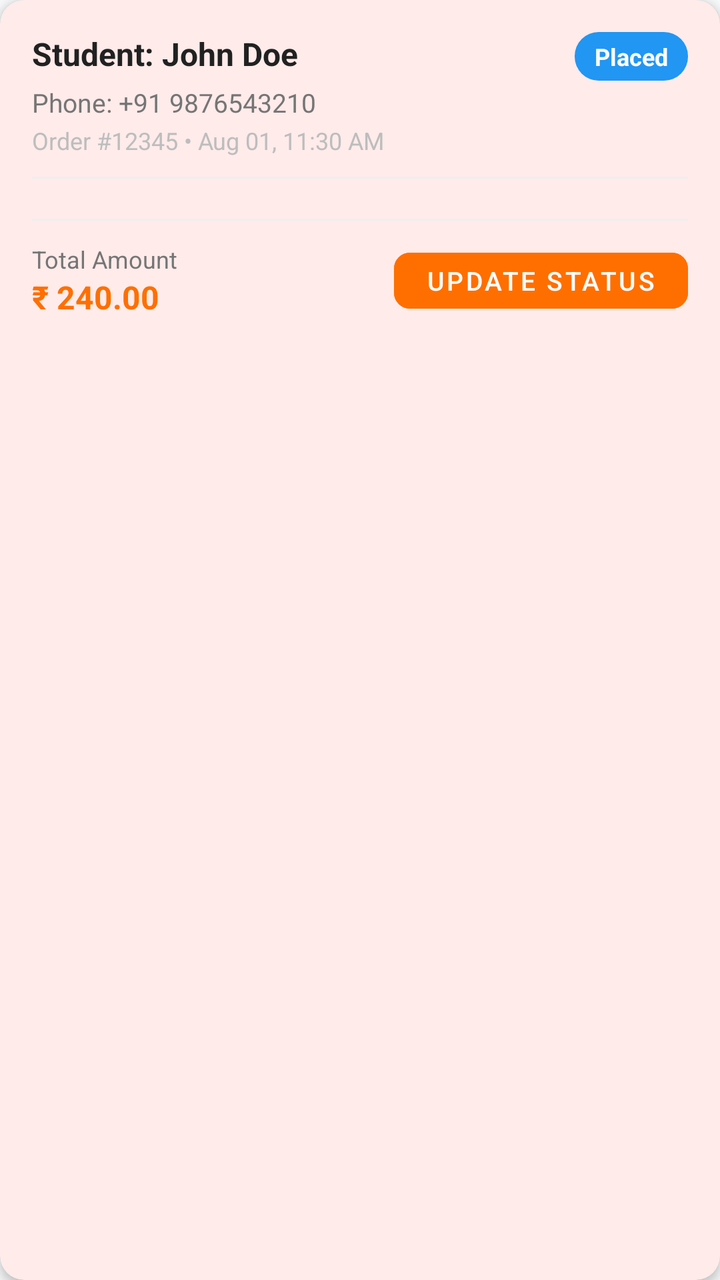
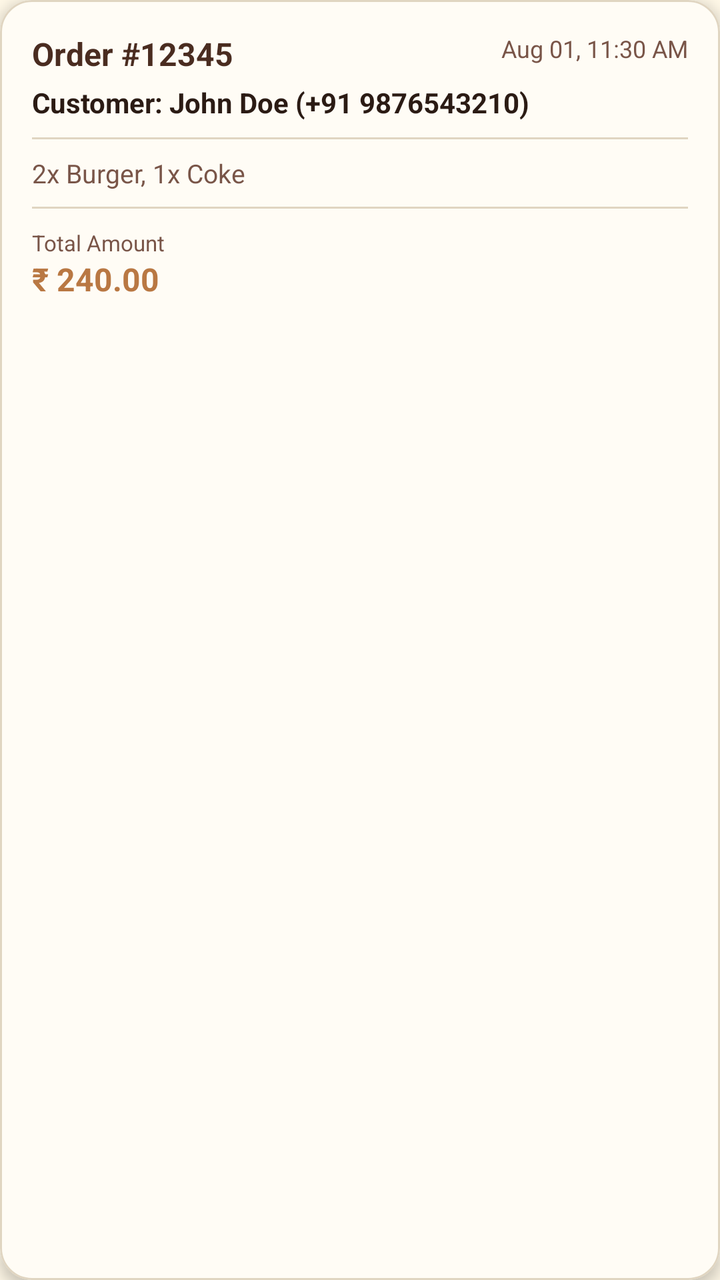

Two renders of the same Android screen: before a commit and after it. Below are the layout's source before the change and the commit's diff.
<!-- AndroidManifest.xml: application theme Theme.CollegeCanteenFoodOrderingApp -->
<!-- res/layout/item_order_admin.xml -->
<?xml version="1.0" encoding="utf-8"?>
<com.google.android.material.card.MaterialCardView xmlns:android="http://schemas.android.com/apk/res/android"
    xmlns:app="http://schemas.android.com/apk/res-auto"
    android:layout_width="match_parent"
    android:layout_height="wrap_content"
    android:layout_marginVertical="8dp"
    app:cardCornerRadius="12dp"
    app:cardElevation="3dp"
    app:strokeWidth="0dp">

    <LinearLayout
        android:layout_width="match_parent"
        android:layout_height="wrap_content"
        android:orientation="vertical"
        android:padding="16dp">

        <RelativeLayout
            android:layout_width="match_parent"
            android:layout_height="wrap_content">

            <TextView
                android:id="@+id/tvAdminStudentName"
                android:layout_width="wrap_content"
                android:layout_height="wrap_content"
                android:text="Student: John Doe"
                android:textColor="@color/text_primary"
                android:textSize="16sp"
                android:textStyle="bold" />

            <TextView
                android:id="@+id/tvAdminStatusBadge"
                android:layout_width="wrap_content"
                android:layout_height="wrap_content"
                android:layout_alignParentEnd="true"
                android:background="@drawable/bg_status_badge"
                android:paddingHorizontal="10dp"
                android:paddingVertical="4dp"
                android:text="Placed"
                android:textColor="@color/white"
                android:textSize="12sp"
                android:textStyle="bold" />
        </RelativeLayout>

        <TextView
            android:id="@+id/tvAdminStudentPhone"
            android:layout_width="wrap_content"
            android:layout_height="wrap_content"
            android:layout_marginTop="2dp"
            android:text="Phone: +91 9876543210"
            android:textColor="@color/text_secondary"
            android:textSize="13sp" />

        <TextView
            android:id="@+id/tvAdminOrderId"
            android:layout_width="wrap_content"
            android:layout_height="wrap_content"
            android:layout_marginTop="2dp"
            android:text="Order #12345 • Aug 01, 11:30 AM"
            android:textColor="@color/text_muted"
            android:textSize="12sp" />

        <View
            android:layout_width="match_parent"
            android:layout_height="1dp"
            android:layout_marginVertical="10dp"
            android:background="@color/divider" />

        <androidx.recyclerview.widget.RecyclerView
            android:id="@+id/rvAdminOrderItems"
            android:layout_width="match_parent"
            android:layout_height="wrap_content" />

        <TextView
            android:id="@+id/tvAdminNotes"
            android:layout_width="wrap_content"
            android:layout_height="wrap_content"
            android:layout_marginTop="8dp"
            android:text="Notes: Pick up at 12:15"
            android:textColor="@color/text_secondary"
            android:textSize="13sp"
            android:textStyle="italic"
            android:visibility="gone" />

        <View
            android:layout_width="match_parent"
            android:layout_height="1dp"
            android:layout_marginVertical="10dp"
            android:background="@color/divider" />

        <RelativeLayout
            android:layout_width="match_parent"
            android:layout_height="wrap_content">

            <LinearLayout
                android:layout_width="wrap_content"
                android:layout_height="wrap_content"
                android:layout_centerVertical="true"
                android:orientation="vertical">

                <TextView
                    android:layout_width="wrap_content"
                    android:layout_height="wrap_content"
                    android:text="Total Amount"
                    android:textColor="@color/text_secondary"
                    android:textSize="12sp" />

                <TextView
                    android:id="@+id/tvAdminTotalPrice"
                    android:layout_width="wrap_content"
                    android:layout_height="wrap_content"
                    android:text="₹ 240.00"
                    android:textColor="@color/primary"
                    android:textSize="16sp"
                    android:textStyle="bold" />
            </LinearLayout>

            <com.google.android.material.button.MaterialButton
                android:id="@+id/btnUpdateStatus"
                style="@style/Widget.MaterialComponents.Button.UnelevatedButton"
                android:layout_width="wrap_content"
                android:layout_height="40dp"
                android:layout_alignParentEnd="true"
                android:layout_centerVertical="true"
                android:backgroundTint="@color/primary"
                android:text="@string/update_status"
                android:textSize="13sp"
                app:cornerRadius="8dp" />

        </RelativeLayout>

    </LinearLayout>
</com.google.android.material.card.MaterialCardView>
<!-- resources referenced by this layout -->
<resources>
  <color name="divider">#EEEEEE</color>
  <color name="primary">#FF6F00</color>
  <color name="text_muted">#BDBDBD</color>
  <color name="text_primary">#212121</color>
  <color name="text_secondary">#757575</color>
  <color name="white">#FFFFFF</color>
  <!-- drawable bg_status_badge (drawable) -->
  <?xml version="1.0" encoding="utf-8"?>
  <shape xmlns:android="http://schemas.android.com/apk/res/android"
      android:shape="rectangle">
      <corners android:radius="12dp" />
      <solid android:color="#2196F3" />
  </shape>
  <string name="update_status">Update Status</string>
  <style name="Theme.CollegeCanteenFoodOrderingApp" parent="Base.Theme.CollegeCanteenFoodOrderingApp" />
  <style name="Base.Theme.CollegeCanteenFoodOrderingApp" parent="Theme.Material3.DayNight">
          <item name="colorPrimary">@color/primary</item>
          <item name="colorPrimaryDark">@color/primary_dark</item>
          <item name="colorAccent">@color/accent</item>
          <item name="android:windowBackground">@color/bg_main</item>
      </style>
  <color name="primary_dark">#E65100</color>
  <color name="accent">#FF9800</color>
  <color name="bg_main">#F8F9FA</color>
</resources>

<!-- the commit's change to res/layout/item_order_admin.xml (unified diff, before → after) -->
@@ -4,9 +4,12 @@
     android:layout_width="match_parent"
     android:layout_height="wrap_content"
     android:layout_marginVertical="8dp"
-    app:cardCornerRadius="12dp"
-    app:cardElevation="3dp"
-    app:strokeWidth="0dp">
+    android:layout_marginHorizontal="4dp"
+    app:cardBackgroundColor="@color/surface_card"
+    app:cardCornerRadius="16dp"
+    app:cardElevation="4dp"
+    app:strokeColor="@color/border_light"
+    app:strokeWidth="1dp">
 
     <LinearLayout
         android:layout_width="match_parent"
@@ -19,72 +22,52 @@
             android:layout_height="wrap_content">
 
             <TextView
-                android:id="@+id/tvAdminStudentName"
+                android:id="@+id/tvAdminOrderId"
                 android:layout_width="wrap_content"
                 android:layout_height="wrap_content"
-                android:text="Student: John Doe"
-                android:textColor="@color/text_primary"
+                android:text="Order #12345"
+                android:textColor="@color/primary_dark"
                 android:textSize="16sp"
                 android:textStyle="bold" />
 
             <TextView
-                android:id="@+id/tvAdminStatusBadge"
+                android:id="@+id/tvAdminOrderDate"
                 android:layout_width="wrap_content"
                 android:layout_height="wrap_content"
                 android:layout_alignParentEnd="true"
-                android:background="@drawable/bg_status_badge"
-                android:paddingHorizontal="10dp"
-                android:paddingVertical="4dp"
-                android:text="Placed"
-                android:textColor="@color/white"
-                android:textSize="12sp"
-                android:textStyle="bold" />
+                android:text="Aug 01, 11:30 AM"
+                android:textColor="@color/text_secondary"
+                android:textSize="12sp" />
         </RelativeLayout>
 
         <TextView
-            android:id="@+id/tvAdminStudentPhone"
+            android:id="@+id/tvCustomerNamePhone"
             android:layout_width="wrap_content"
             android:layout_height="wrap_content"
-            android:layout_marginTop="2dp"
-            android:text="Phone: +91 9876543210"
-            android:textColor="@color/text_secondary"
-            android:textSize="13sp" />
-
-        <TextView
-            android:id="@+id/tvAdminOrderId"
-            android:layout_width="wrap_content"
-            android:layout_height="wrap_content"
-            android:layout_marginTop="2dp"
-            android:text="Order #12345 • Aug 01, 11:30 AM"
-            android:textColor="@color/text_muted"
-            android:textSize="12sp" />
+            android:layout_marginTop="4dp"
+            android:text="Customer: John Doe (+91 9876543210)"
+            android:textColor="@color/text_primary"
+            android:textSize="14sp"
+            android:textStyle="bold" />
 
         <View
             android:layout_width="match_parent"
             android:layout_height="1dp"
-            android:layout_marginVertical="10dp"
+            android:layout_marginVertical="8dp"
             android:background="@color/divider" />
 
-        <androidx.recyclerview.widget.RecyclerView
-            android:id="@+id/rvAdminOrderItems"
+        <TextView
+            android:id="@+id/tvAdminOrderItems"
             android:layout_width="match_parent"
-            android:layout_height="wrap_content" />
-
-        <TextView
-            android:id="@+id/tvAdminNotes"
-            android:layout_width="wrap_content"
             android:layout_height="wrap_content"
-            android:layout_marginTop="8dp"
-            android:text="Notes: Pick up at 12:15"
+            android:text="2x Burger, 1x Coke"
             android:textColor="@color/text_secondary"
-            android:textSize="13sp"
-            android:textStyle="italic"
-            android:visibility="gone" />
+            android:textSize="13sp" />
 
         <View
             android:layout_width="match_parent"
             android:layout_height="1dp"
-            android:layout_marginVertical="10dp"
+            android:layout_marginVertical="8dp"
             android:background="@color/divider" />
 
         <RelativeLayout
@@ -102,29 +85,26 @@
                     android:layout_height="wrap_content"
                     android:text="Total Amount"
                     android:textColor="@color/text_secondary"
-                    android:textSize="12sp" />
+                    android:textSize="11sp" />
 
                 <TextView
-                    android:id="@+id/tvAdminTotalPrice"
+                    android:id="@+id/tvAdminOrderTotal"
                     android:layout_width="wrap_content"
                     android:layout_height="wrap_content"
                     android:text="₹ 240.00"
-                    android:textColor="@color/primary"
+                    android:textColor="@color/caramel"
                     android:textSize="16sp"
                     android:textStyle="bold" />
             </LinearLayout>
 
-            <com.google.android.material.button.MaterialButton
-                android:id="@+id/btnUpdateStatus"
-                style="@style/Widget.MaterialComponents.Button.UnelevatedButton"
+            <Spinner
+                android:id="@+id/spinnerStatus"
                 android:layout_width="wrap_content"
                 android:layout_height="40dp"
                 android:layout_alignParentEnd="true"
                 android:layout_centerVertical="true"
-                android:backgroundTint="@color/primary"
-                android:text="@string/update_status"
-                android:textSize="13sp"
-                app:cornerRadius="8dp" />
+                android:background="@drawable/bg_chip_unselected"
+                android:paddingHorizontal="8dp" />
 
         </RelativeLayout>
 
<!-- resource entries referenced after the edit -->
@@ -1,19 +1,18 @@
 <!-- resources referenced by this layout -->
 <resources>
-  <color name="divider">#EEEEEE</color>
-  <color name="primary">#FF6F00</color>
-  <color name="text_muted">#BDBDBD</color>
-  <color name="text_primary">#212121</color>
-  <color name="text_secondary">#757575</color>
-  <color name="white">#FFFFFF</color>
-  <!-- drawable bg_status_badge (drawable) -->
+  <color name="border_light">#E0D5C1</color>
+  <color name="caramel">#B97843</color>
+  <color name="divider">#E0D5C1</color>
+  <color name="primary">#6B4226</color>
+  <color name="text_primary">#2B1B14</color>
+  <color name="text_secondary">#795548</color>
+  <!-- drawable bg_chip_unselected (drawable) -->
   <?xml version="1.0" encoding="utf-8"?>
-  <shape xmlns:android="http://schemas.android.com/apk/res/android"
-      android:shape="rectangle">
-      <corners android:radius="12dp" />
-      <solid android:color="#2196F3" />
+  <shape xmlns:android="http://schemas.android.com/apk/res/android" android:shape="rectangle">
+      <solid android:color="#FFFCF5"/>
+      <stroke android:width="1dp" android:color="#E0D5C1"/>
+      <corners android:radius="20dp"/>
   </shape>
-  <string name="update_status">Update Status</string>
   <style name="Theme.CollegeCanteenFoodOrderingApp" parent="Base.Theme.CollegeCanteenFoodOrderingApp" />
   <style name="Base.Theme.CollegeCanteenFoodOrderingApp" parent="Theme.Material3.DayNight">
           <item name="colorPrimary">@color/primary</item>
@@ -21,8 +20,9 @@
           <item name="colorAccent">@color/accent</item>
           <item name="android:windowBackground">@color/bg_main</item>
       </style>
-  <color name="primary_dark">#E65100</color>
-  <color name="accent">#FF9800</color>
-  <color name="bg_main">#F8F9FA</color>
+  <color name="primary_dark">#4A2C20</color>
+  <color name="surface_card">#FFFCF5</color>
+  <color name="accent">#B97843</color>
+  <color name="bg_main">#FFF8E7</color>
 </resources>
 
